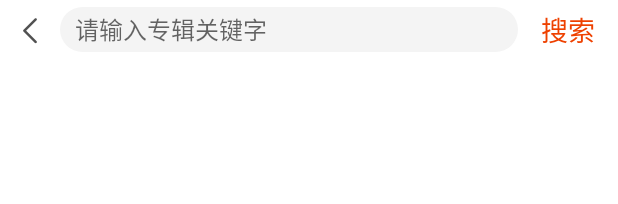
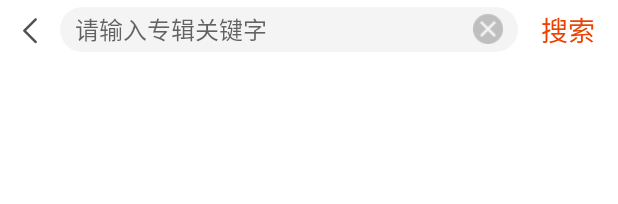
Before and after one commit to anjiemo/Himalaya, an Android app: the layout activity_search.xml on its own in the app's theme, with its tools: preview values and no code run, on a phone screen of 412 x 824 dp. Shown: the top 204 px of the screen. Run offline under Robolectric (Android 15) with nearby library versions, the phone set to English and light mode, and no system bars.

Commit message:
搜索框添加删除按钮解决之前的BUG（第98集）。

```diff
--- a/app/src/main/java/com/smart/himalaya/presenters/SearchPresenter.java
+++ b/app/src/main/java/com/smart/himalaya/presenters/SearchPresenter.java
@@ -7,7 +7,6 @@ import com.smart.himalaya.utils.LogUtil;
 import com.ximalaya.ting.android.opensdk.datatrasfer.IDataCallBack;
 import com.ximalaya.ting.android.opensdk.model.album.Album;
 import com.ximalaya.ting.android.opensdk.model.album.SearchAlbumList;
-import com.ximalaya.ting.android.opensdk.model.word.AlbumResult;
 import com.ximalaya.ting.android.opensdk.model.word.HotWord;
 import com.ximalaya.ting.android.opensdk.model.word.HotWordList;
 import com.ximalaya.ting.android.opensdk.model.word.QueryResult;
--- a/app/src/main/java/com/smart/himalaya/views/FlowTextLayout.java
+++ b/app/src/main/java/com/smart/himalaya/views/FlowTextLayout.java
@@ -37,7 +37,7 @@ public class FlowTextLayout extends ViewGroup {
 
 
     public void setTextContents(List<String> texts) {
-        this.removeAllViews();
+        removeAllViews();
         for (final String text : texts) {
             TextView item = (TextView) LayoutInflater.from(getContext()).inflate(R.layout.item_text, this, false);
             item.setText(text);
--- a/app/src/main/res/layout/activity_search.xml
+++ b/app/src/main/res/layout/activity_search.xml
@@ -16,30 +16,45 @@
         android:orientation="horizontal">
 
         <ImageView
+            android:id="@+id/search_back"
             android:layout_width="40dp"
-            android:id="@+id/search_back"
             android:layout_height="20dp"
             android:paddingLeft="10dp"
             android:paddingRight="10dp"
             android:src="@drawable/selector_back_btn" />
 
-        <EditText
+        <RelativeLayout
             android:layout_width="0dp"
             android:layout_height="30dp"
+            android:layout_weight="1">
+
+            <EditText
                 android:id="@+id/search_input"
-            android:layout_weight="1"
+                android:layout_width="match_parent"
+                android:layout_height="match_parent"
                 android:background="@drawable/shape_edit_text_bg"
                 android:hint="请输入专辑关键字"
                 android:paddingLeft="10dp"
-            android:paddingRight="10dp"
+                android:paddingRight="40dp"
                 android:singleLine="true"
                 android:textCursorDrawable="@drawable/shape_edit_text_cursor"
                 android:textSize="16sp" />
 
+            <ImageView
+                android:id="@+id/search_input_delete"
+                android:layout_width="20dp"
+                android:layout_height="20dp"
+                android:layout_alignParentRight="true"
+                android:layout_centerVertical="true"
+                android:layout_marginRight="10dp"
+                android:src="@mipmap/input_delete_icon" />
+
+        </RelativeLayout>
+
         <TextView
+            android:id="@+id/search_btn"
             android:layout_width="wrap_content"
             android:layout_height="wrap_content"
-            android:id="@+id/search_btn"
             android:layout_marginLeft="10dp"
             android:layout_marginRight="10dp"
             android:paddingLeft="5dp"
```
Also changed, not shown: app/src/main/java/com/smart/himalaya/SearchActivity.java (+9 -1 lines), app/src/main/res/mipmap-mdpi/input_delete_icon.png (added). Lines whose indentation alone changed are shown as unchanged.
